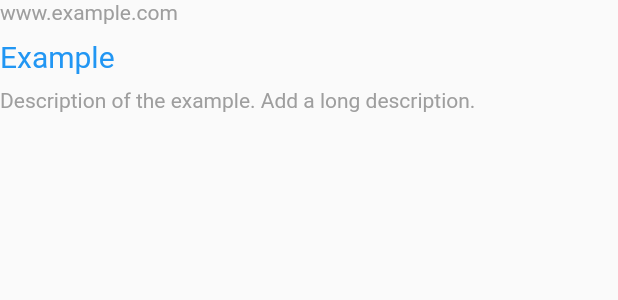
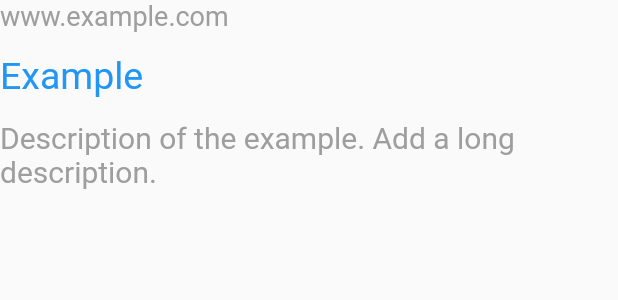
Before and after one commit to DevKhalyd/rg_portfolio, a Flutter app: the SearchLinkItem widget shown alone on an empty page, opened directly, on a phone screen of 412 x 824 dp. Shown: the top 300 px of the screen. Run offline on Flutter 3.47's test engine with Material 2 defaults, Android fonts, the phone set to English and light mode, and no system bars; our stand-ins replace bloc, equatable, flutter_bloc, flutter_smart_dialog.

Commit message:
New changes added

```diff
--- a/lib/core/widgets/text_custom.dart
+++ b/lib/core/widgets/text_custom.dart
@@ -7,18 +7,21 @@ class TextCustom extends StatelessWidget {
     this.fontSize,
     this.fontWeight,
     this.color,
+    this.decoration,
   }) : super(key: key);
 
   final String data;
   final double? fontSize;
   final FontWeight? fontWeight;
   final Color? color;
+  final TextDecoration? decoration;
 
   @override
   Widget build(BuildContext context) {
     return Text(
       data,
       style: TextStyle(
+        decoration: decoration,
         fontSize: fontSize,
         fontWeight: fontWeight,
         color: color,
--- /dev/null
+++ b/lib/features/search/presentation/widgets/body/searcher_link_item.dart
@@ -0,0 +1,121 @@
+import 'package:flutter/material.dart';
+
+import '../../../../../core/widgets/text_custom.dart';
+
+
+// TODO: Continue replicating this part:
+
+// https://gfolio.enjeck.com/about
+
+/// The item that appears when a result is selected.
+class SearchLinkItem extends StatefulWidget {
+  const SearchLinkItem({
+    Key? key,
+    required this.url,
+    required this.title,
+    required this.description,
+    required this.onTap,
+    this.topicList,
+    this.wasSelected = false,
+  }) : super(key: key);
+
+  final String url;
+  final List<String>? topicList;
+
+  /// Make the title clickable (Selectable word is the widget key)
+  final String title;
+  final String description;
+
+  /// When the link is pressed
+  final VoidCallback? onTap;
+
+  /// When this item was selected by the user. Change the color if true or false
+  final bool wasSelected;
+
+  @override
+  State<SearchLinkItem> createState() => _SearchLinkItemState();
+}
+
+class _SearchLinkItemState extends State<SearchLinkItem> {
+  bool isHover = false;
+
+  @override
+  Widget build(BuildContext context) {
+    assert((widget.topicList?.length ?? 0) < 3);
+
+    return Column(
+      crossAxisAlignment: CrossAxisAlignment.start,
+      children: [
+        InkResponse(
+          radius: 0,
+          onTap: widget.onTap,
+          onHover: (value) {
+            setState(() {
+              isHover = value;
+            });
+          },
+          child: Row(
+            crossAxisAlignment: CrossAxisAlignment.center,
+            children: [
+              TextCustom(
+                widget.url,
+                color: Colors.grey,
+                fontSize: 18,
+              ),
+              if (widget.topicList != null) const SizedBox(width: 2),
+              if (widget.topicList != null) ...getTopics()
+            ],
+          ),
+        ),
+        const SizedBox(height: 15.0),
+        // Add the underline text
+        InkResponse(
+          radius: 0,
+          onTap: widget.onTap,
+          onHover: (value) => setState(() => isHover = value),
+          child: TextCustom(
+            widget.title,
+            color: widget.wasSelected ? Colors.deepPurple : Colors.blue,
+            fontSize: 25,
+            decoration:
+                isHover ? TextDecoration.underline : TextDecoration.none,
+          ),
+        ),
+        const SizedBox(height: 15.0),
+        SelectableText(
+          widget.description,
+          style: const TextStyle(
+            fontSize: 20,
+            color: Colors.grey,
+          ),
+        ),
+      ],
+    );
+  }
+
+  List<Widget> getTopics() {
+    final widgets = <Widget>[];
+
+    final topics = widget.topicList!;
+
+    for (final t in topics) {
+      widgets.add(const SizedBox(width: 6.0));
+      widgets.add(
+        const Icon(
+          Icons.arrow_forward_ios,
+          color: Colors.grey,
+          size: 12,
+        ),
+      );
+      widgets.add(const SizedBox(width: 6.0));
+      widgets.add(
+        TextCustom(
+          t,
+          color: Colors.grey,
+          fontSize: 20,
+        ),
+      );
+    }
+    return widgets;
+  }
+}
--- a/lib/test_widgets/test_search_item.dart
+++ b/lib/test_widgets/test_search_item.dart
@@ -1,6 +1,6 @@
 import 'package:flutter/material.dart';
 
-import '../core/widgets/text_custom.dart';
+import '../features/search/presentation/widgets/body/searcher_link_item.dart';
 
 void main() => runApp(const TestSearchItem());
 
@@ -12,21 +12,39 @@ class TestSearchItem extends StatelessWidget {
     return MaterialApp(
       title: 'Material App',
       home: Scaffold(
-        backgroundColor: Colors.black,
+        backgroundColor: Colors.white,
         appBar: AppBar(
           title: const Text('Material App Bar'),
         ),
-        body: Center(
-          child: Container(
+        body: SizedBox(
+          height: double.infinity,
+          width: double.infinity,
+          child: Column(
+            mainAxisAlignment: MainAxisAlignment.center,
+            crossAxisAlignment: CrossAxisAlignment.center,
+            children: [
+              Container(
                 width: 400,
                 height: 200,
                 color: Colors.white,
-            child: const SearchLinkItem(
+                child: SearchLinkItem(
+                  onTap: () {},
                   url: 'www.example.com',
                   title: 'Example',
                   description:
                       'Description of the example. Add a long description.',
                 ),
+              ),
+              SearchLinkItem(
+                wasSelected: true,
+                topicList: const ['about', 'Hello'],
+                onTap: () {},
+                url: 'www.example.com',
+                title: 'An overview aboyt my self skills and interest',
+                description:
+                    'HTML, CSS, JavaScript, React, GraphQL, Gatsby, Python, Open Source, Hugo, Documentation, UI Design, UX Research, Inkscape..',
+              ),
+            ],
           ),
         ),
       ),
@@ -36,87 +54,3 @@ class TestSearchItem extends StatelessWidget {
 
 // Example
 // https://gfolio.enjeck.com/works
-
-/// The item that appears when a result is selected.
-class SearchLinkItem extends StatelessWidget {
-  const SearchLinkItem(
-      {Key? key,
-      required this.url,
-      required this.title,
-      required this.description,
-      this.topicList,
-      this.onTap})
-      : super(key: key);
-
-  final String url;
-  final List<String>? topicList;
-  /// Make the title clickable (Selectable word is the widget key)
-  final String title;
-  final String description;
-
-  /// When the link is pressed
-  final VoidCallback? onTap;
-
-  @override
-  Widget build(BuildContext context) {
-    if (topicList != null) assert(topicList!.length < 3);
-
-    return Column(
-      crossAxisAlignment: CrossAxisAlignment.start,
-      children: [
-        Row(
-          crossAxisAlignment: CrossAxisAlignment.center,
-          children: [
-            TextCustom(
-              url,
-              color: Colors.grey,
-            ),
-            if (topicList != null)
-              const Icon(
-                Icons.arrow_forward_ios,
-                color: Colors.grey,
-                size: 7,
-              ),
-            if (topicList != null) ...getTopics()
-          ],
-        ),
-        const SizedBox(height: 10.0),
-        // Add the underline text
-        TextCustom(
-          title,
-          color: Colors.blue,
-          fontSize: 20,
-        ),
-        const SizedBox(height: 10.0),
-        TextCustom(
-          description,
-          color: Colors.grey,
-        ),
-      ],
-    );
-  }
-
-  List<Widget> getTopics() {
-    final widgets = <Widget>[
-      const SizedBox(width: 6.0),
-    ];
-
-    final topics = topicList!;
-
-    for (final t in topics) {
-      widgets.add(const Icon(
-        Icons.arrow_forward_ios,
-        color: Colors.grey,
-        size: 7,
-      ));
-      widgets.add(
-        TextCustom(
-          t,
-          color: Colors.grey,
-        ),
-      );
-    }
-
-    return widgets;
-  }
-}
```
Also changed, not shown: 1 other file. Lines whose indentation alone changed are shown as unchanged.
